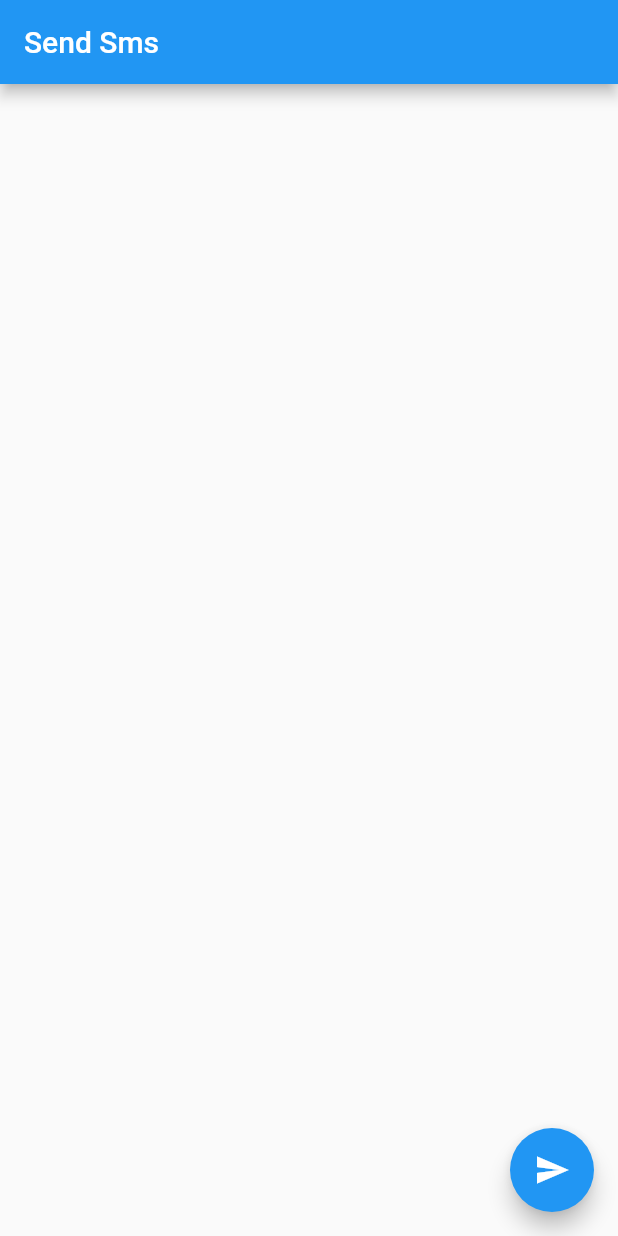
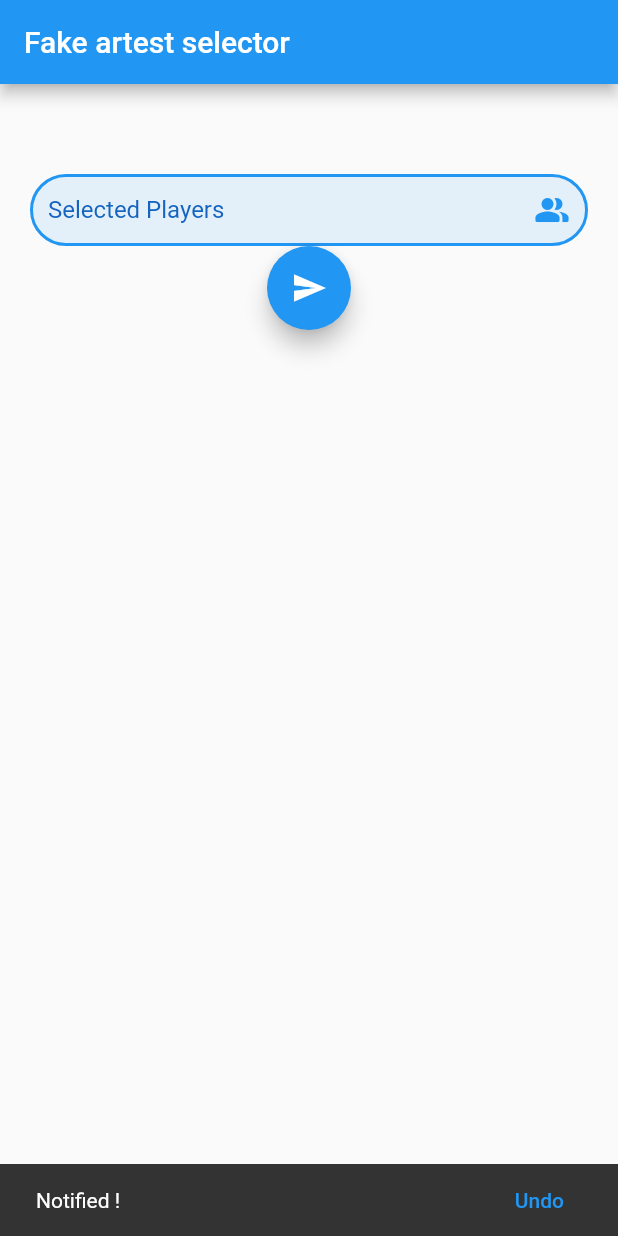
Before and after one commit to sewookori/flutter, a Flutter app: the screen it shows after launch, after a tap on the "send" icon, on a phone screen of 412 x 824 dp. Run offline on Flutter 3.47's test engine with Material 2 defaults, Android fonts, the phone set to English and light mode, and no system bars; drawn by our look-alikes of multi_select_flutter; our stand-ins replace flutter_contacts, permission_handler; missing offline and left inert: background_sms.

Commit message:
Adding SnackBar

```diff
--- a/lib/main.dart
+++ b/lib/main.dart
@@ -1,7 +1,8 @@
 import 'package:background_sms/background_sms.dart';
 import 'package:flutter/material.dart';
 import 'package:permission_handler/permission_handler.dart';
-import 'package:contact_picker/contact_picker.dart';
+import 'package:flutter_contacts/flutter_contacts.dart';
+import 'package:multi_select_flutter/multi_select_flutter.dart';
 
 void main() {
   WidgetsFlutterBinding.ensureInitialized();
@@ -16,8 +17,16 @@ class MyApp extends StatefulWidget {
 }
 
 class MyAppState extends State<MyApp> {
-  final ContactPicker _contactPicker = ContactPicker();
-  late Contact _contact;
+  List<Contact>? _contacts = [];
+  List<Contact>? _selectedContacts = [];
+  bool _permissionDenied = false;
+
+  @override
+  void initState() {
+    super.initState();
+    _fetchContacts();
+  }
+
   _getPermission() async => await [
         Permission.sms,
       ].request();
@@ -35,37 +44,128 @@ class MyAppState extends State<MyApp> {
     }
   }
 
+  _sendSMS(List<Contact>? selectedContacts) async {
+    Contact? fullContact;
+    String? phoneNumber;
+    String? name;
+    for (var selectedContact in selectedContacts!) {
+      fullContact = await FlutterContacts.getContact(selectedContact.id);
+      name = fullContact!.displayName;
+
+      for (int i = 0; i < fullContact.phones.length; i++) {
+        if (fullContact.phones[i].label == PhoneLabel.mobile) {
+          //if (fullContact!.phones[i].isPrimary) {
+          phoneNumber = fullContact.phones[i].number.toString();
+          //print('send message : $phoneNumber');
+        }
+      }
+      if (phoneNumber != null) {
+        if ((await _supportCustomSim)!) {
+          print('send message : $name, $phoneNumber');
+          //_sendMessage(phoneNumber!, "Hello", simSlot: 1);
+        } else {
+          print('send message : $name, $phoneNumber');
+          //_sendMessage(phoneNumber!, "Hello");
+        }
+      } else {
+        print('No mobile phone number! Can\'t send SMS to $name!');
+      }
+    }
+  }
+
   Future<bool?> get _supportCustomSim async =>
       await BackgroundSms.isSupportCustomSim;
+
+  Future _fetchContacts() async {
+    if (!await FlutterContacts.requestPermission(readonly: true)) {
+      setState(() => _permissionDenied = true);
+    } else {
+      final contacts = await FlutterContacts.getContacts();
+      setState(() => _contacts = contacts);
+    }
+  }
+
+  void _showSnackBar(BuildContext context, String message) {
+    final snackBar = SnackBar(
+      content: Text(message),
+      action: SnackBarAction(
+        label: 'Undo',
+        onPressed: () {
+          // Some code to undo the change.
+        },
+      ),
+    );
+    ScaffoldMessenger.of(context).showSnackBar(snackBar);
+  }
 
   @override
   Widget build(BuildContext context) {
     return MaterialApp(
         home: Scaffold(
             appBar: AppBar(
-          title: const Text('Send Sms'),
+              title: const Text('Fake artest selector'),
             ),
-        floatingActionButton: FloatingActionButton(
+            body: Builder(builder: (BuildContext ctx) {
+              final _items = _contacts!
+                  .map((contact) =>
+                      MultiSelectItem<Contact>(contact, contact.displayName))
+                  .toList();
+              if (_permissionDenied) {
+                return const Center(child: Text('Permission denied'));
+              }
+              if (_contacts == null) {
+                return const Center(child: CircularProgressIndicator());
+              }
+              return SingleChildScrollView(
+                  child: Container(
+                alignment: Alignment.center,
+                padding: const EdgeInsets.all(20),
+                child: Column(children: <Widget>[
+                  const SizedBox(height: 40),
+                  //##################################################################
+                  // Rounded blue MultiSelectDialogField
+                  //##################################################################
+                  MultiSelectDialogField(
+                    items: _items,
+                    title: const Text("Selected Players"),
+                    selectedColor: Colors.blue,
+                    decoration: BoxDecoration(
+                      color: Colors.blue.withOpacity(0.1),
+                      borderRadius: const BorderRadius.all(Radius.circular(40)),
+                      border: Border.all(
+                        color: Colors.blue,
+                        width: 2,
+                      ),
+                    ),
+                    buttonIcon: const Icon(
+                      Icons.people_alt_rounded,
+                      color: Colors.blue,
+                    ),
+                    buttonText: Text(
+                      "Selected Players",
+                      style: TextStyle(
+                        color: Colors.blue[800],
+                        fontSize: 16,
+                      ),
+                    ),
+                    onConfirm: (values) {
+                      setState(() {
+                        _selectedContacts = values as List<Contact>;
+                      });
+                    },
+                  ),
+                  FloatingActionButton(
                       child: const Icon(Icons.send),
                       onPressed: () async {
-            Contact contact = await _contactPicker.selectContact();
-            setState(() {
-              _contact = contact;
-            });
                         if (await _isPermissionGranted()) {
-              if ((await _supportCustomSim)!) {
-                //_sendMessage("01092752159", "Hello", simSlot: 1);
-                _sendMessage(_contact.phoneNumber.toString(), "Hello", simSlot: 1);
-              } else {
-                //_sendMessage("01092752159", "Hello");
-                _sendMessage(_contact.phoneNumber.toString(), "Hello");
-              }
+                          _sendSMS(_selectedContacts);
+                          _showSnackBar(ctx, 'Notified !');
                         } else {
                           _getPermission();
                         }
-          },
-        ),
-      ),
-    );
+                      })
+                ]),
+              ));
+            })));
   }
 }
--- a/pubspec.yaml
+++ b/pubspec.yaml
@@ -36,7 +36,8 @@ dependencies:
   # The following adds the Cupertino Icons font to your application.
   # Use with the CupertinoIcons class for iOS style icons.
   cupertino_icons: ^1.0.2
-  contact_picker: ^0.0.2
+  flutter_contacts: ^1.1.5
+  multi_select_flutter: ^4.1.2
 
 dev_dependencies:
   flutter_test:
```
Also changed, not shown: pubspec.lock, 2 other files. Lines whose indentation alone changed are shown as unchanged.
